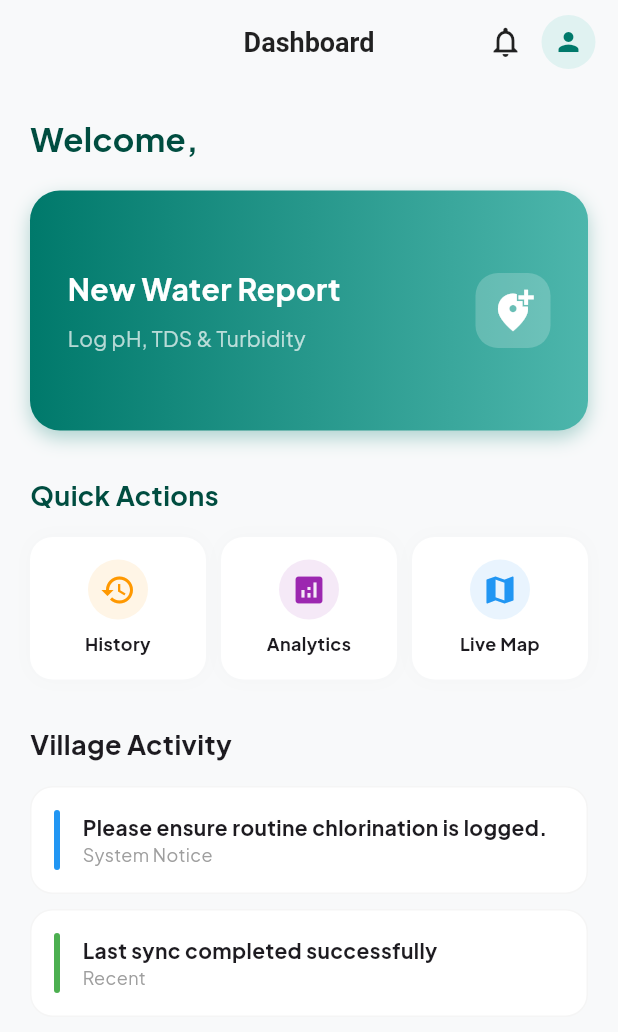
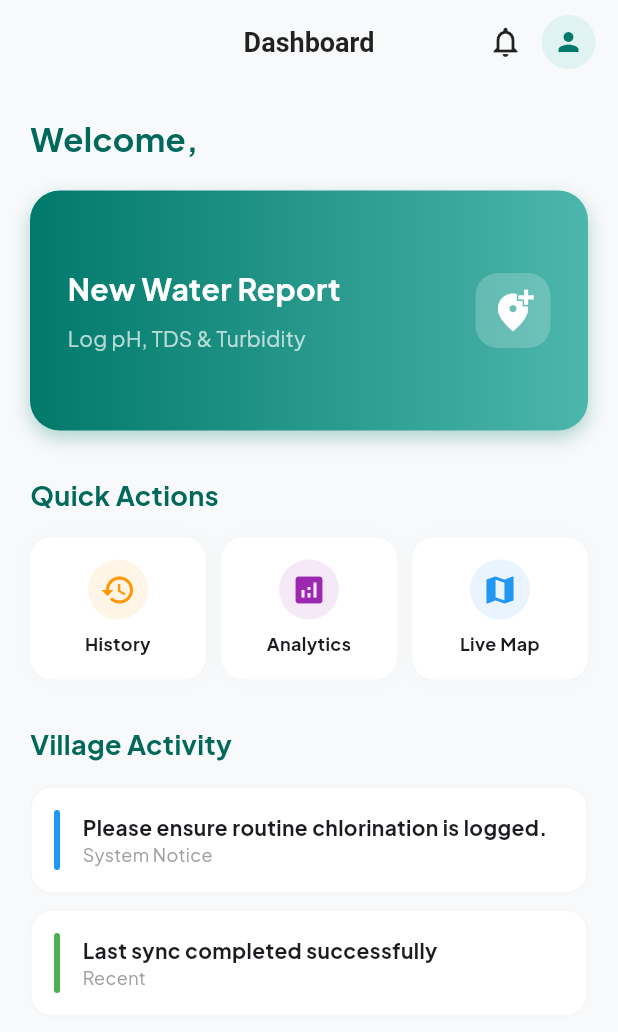
Before and after one commit to fatbrain96/All-Vari, a Flutter app: the DashboardScreen screen opened directly, on a phone screen of 412 x 824 dp. Shown: the top 1032 px of the screen. Run offline on Flutter 3.47's test engine with Material 3 defaults, Android fonts, the phone set to English and light mode, and no system bars; our stand-ins replace animate_do, flutter_map, geolocator, google_fonts, google_generative_ai, image_picker and 2 more; accounts and stored records are empty; network calls fail.

Commit message:
Improve title visibility: Update all page titles to darker teal color (0xFF00695C) for better eye comfort and readability

```diff
--- a/vari/lib/screens/dashboard_screen.dart
+++ b/vari/lib/screens/dashboard_screen.dart
@@ -69,7 +69,7 @@ class _DashboardScreenState extends State<DashboardScreen> {
                 style: const TextStyle(
                   fontSize: 22,
                   fontWeight: FontWeight.bold,
-                  color: Color(0xFF004D40)
+                  color: Color(0xFF00695C)
                 ),
               ),
             ),
@@ -151,7 +151,7 @@ class _DashboardScreenState extends State<DashboardScreen> {
               style: TextStyle(
                 fontSize: 18,
                 fontWeight: FontWeight.bold,
-                color: Color(0xFF004D40)
+                color: Color(0xFF00695C)
               ),
             ),
             const SizedBox(height: 15),
@@ -212,6 +212,7 @@ class _DashboardScreenState extends State<DashboardScreen> {
               style: TextStyle(
                 fontSize: 18,
                 fontWeight: FontWeight.bold,
+                color: Color(0xFF00695C)
               ),
             ),
             const SizedBox(height: 15),
```
Also changed, not shown: railway.json (+9 -0 lines), vari/lib/screens/admin_dashboard_screen.dart (+5 -5 lines), 5 other files.
